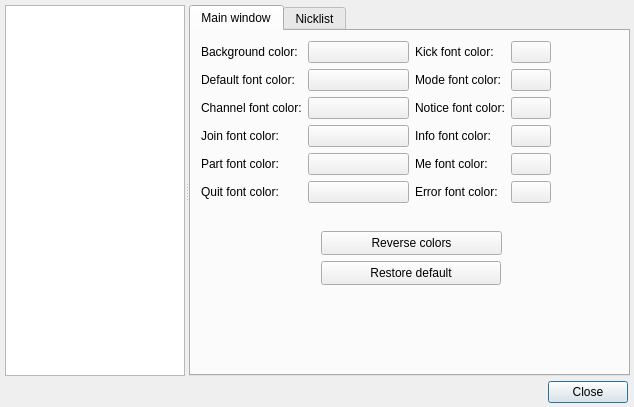
Above: ui/options.ui from gitter-badger/simplechatclient before the change. Below: the same form after it.
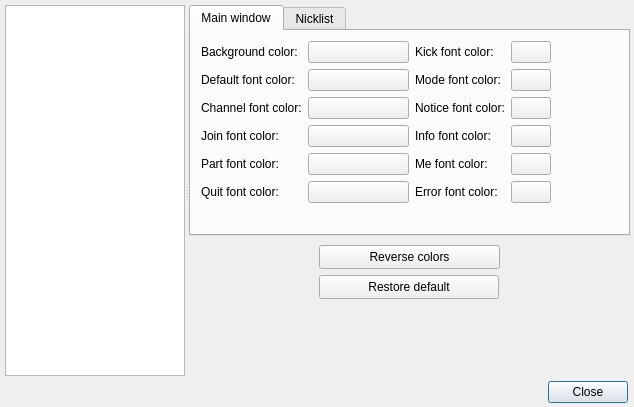
That is the form after the change. The open tabs and pages were chosen to show the change. Icons and pictures are not drawn.

```diff
--- a/ui/options.ui
+++ b/ui/options.ui
@@ -370,7 +370,7 @@
         <x>0</x>
         <y>0</y>
         <width>441</width>
-        <height>371</height>
+        <height>231</height>
        </rect>
       </property>
       <property name="currentIndex">
@@ -643,32 +643,6 @@
          </item>
         </layout>
        </widget>
-       <widget class="QPushButton" name="pushButton_mainwindow_restore_default">
-        <property name="geometry">
-         <rect>
-          <x>130</x>
-          <y>230</y>
-          <width>180</width>
-          <height>24</height>
-         </rect>
-        </property>
-        <property name="text">
-         <string>Restore default</string>
-        </property>
-       </widget>
-       <widget class="QPushButton" name="pushButton_mainwindow_reverse_colors">
-        <property name="geometry">
-         <rect>
-          <x>130</x>
-          <y>200</y>
-          <width>181</width>
-          <height>24</height>
-         </rect>
-        </property>
-        <property name="text">
-         <string>Reverse colors</string>
-        </property>
-       </widget>
       </widget>
       <widget class="QWidget" name="tabWidgetPage2">
        <attribute name="title">
@@ -800,11 +774,13 @@
          </item>
         </layout>
        </widget>
-       <widget class="QPushButton" name="pushButton_nicklist_restore_default">
+      </widget>
+     </widget>
+     <widget class="QPushButton" name="pushButton_restore_default_colors">
         <property name="geometry">
          <rect>
           <x>130</x>
-          <y>230</y>
+        <y>270</y>
           <width>180</width>
           <height>24</height>
          </rect>
@@ -813,11 +789,11 @@
          <string>Restore default</string>
         </property>
        </widget>
-       <widget class="QPushButton" name="pushButton_nicklist_reverse_colors">
+     <widget class="QPushButton" name="pushButton_reverse_colors">
         <property name="geometry">
          <rect>
           <x>130</x>
-          <y>200</y>
+        <y>240</y>
           <width>181</width>
           <height>24</height>
          </rect>
@@ -825,8 +801,6 @@
         <property name="text">
          <string>Reverse colors</string>
         </property>
-       </widget>
-      </widget>
      </widget>
     </widget>
     <widget class="QWidget" name="page_6">
```
Lines whose indentation alone changed are shown as unchanged.
